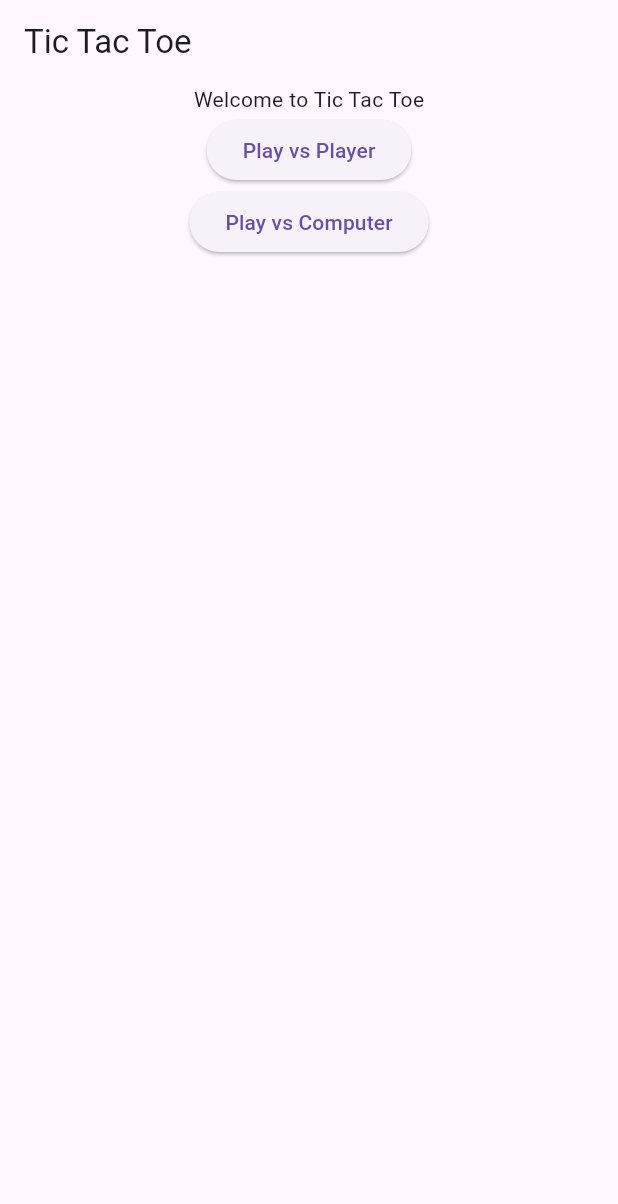
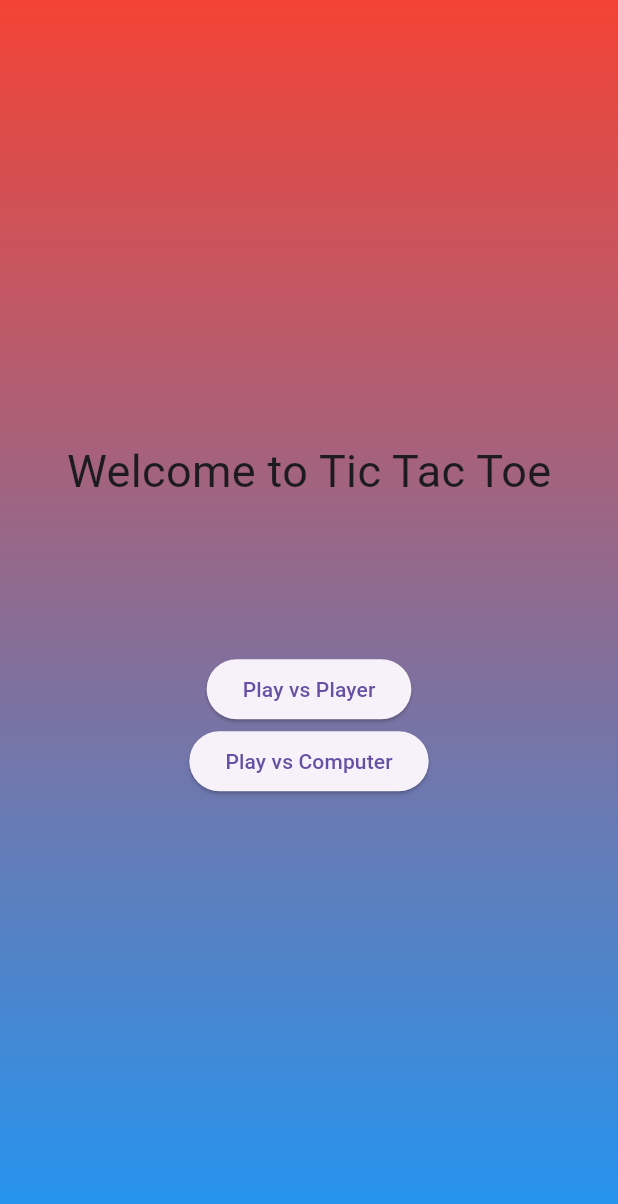
Before and after one commit to callmeNoorulHuda/Tic-Tac-Toe-App, a Flutter app: the screen it shows after launch, on a phone screen of 412 x 824 dp. Shown: the top 1204 px of the screen. Run offline on Flutter 3.47's test engine with Material 3 defaults, Android fonts, the phone set to English and light mode, and no system bars.

Commit message:
Upgrading UI of home screen

```diff
--- a/lib/home_screen.dart
+++ b/lib/home_screen.dart
@@ -8,12 +8,25 @@ class HomeScreen extends StatelessWidget {
   @override
   Widget build(BuildContext context) {
     return Scaffold(
-      appBar: AppBar(title: const Text("Tic Tac Toe")),
-      body: Center(
+      body: Container(
+        decoration: BoxDecoration(
+          gradient: LinearGradient(
+            colors: [Colors.red, Colors.blue],
+            begin: Alignment.topCenter,
+            end: Alignment.bottomCenter,
+          ),
+        ),
+        child: Center(
           child: Column(
+            mainAxisAlignment: MainAxisAlignment.center,
+
             children: [
-            Text("Welcome to Tic Tac Toe"),
+              Text("Welcome to Tic Tac Toe", style: TextStyle(fontSize: 30)),
+              SizedBox(height: 100),
+
               ElevatedButton(
+                style: ElevatedButton.styleFrom(),
+
                 onPressed: () {
                   Navigator.of(context).push(
                     MaterialPageRoute(
@@ -37,6 +50,7 @@ class HomeScreen extends StatelessWidget {
             ],
           ),
         ),
+      ),
     );
   }
 }
--- a/lib/main.dart
+++ b/lib/main.dart
@@ -15,6 +15,7 @@ class MyApp extends StatelessWidget {
   @override
   Widget build(BuildContext context) {
     return MaterialApp(
+      debugShowCheckedModeBanner: false,
       title: "Tic Tac Toe",
       theme: ThemeData(primarySwatch: Colors.blue),
       home: const HomeScreen(),
```
Lines whose indentation alone changed are shown as unchanged.
